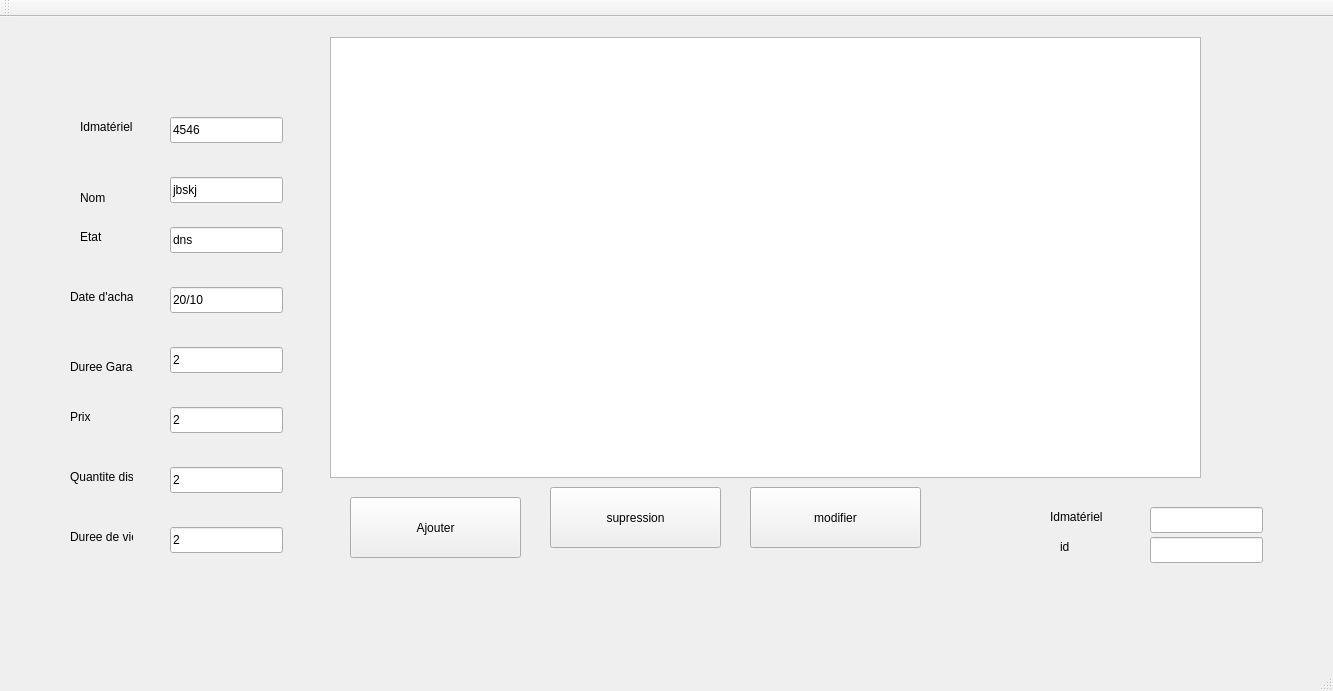
This is mainwindow.ui in GharssaAmal/amal as Qt 5 draws it before an edit. The edited form follows.
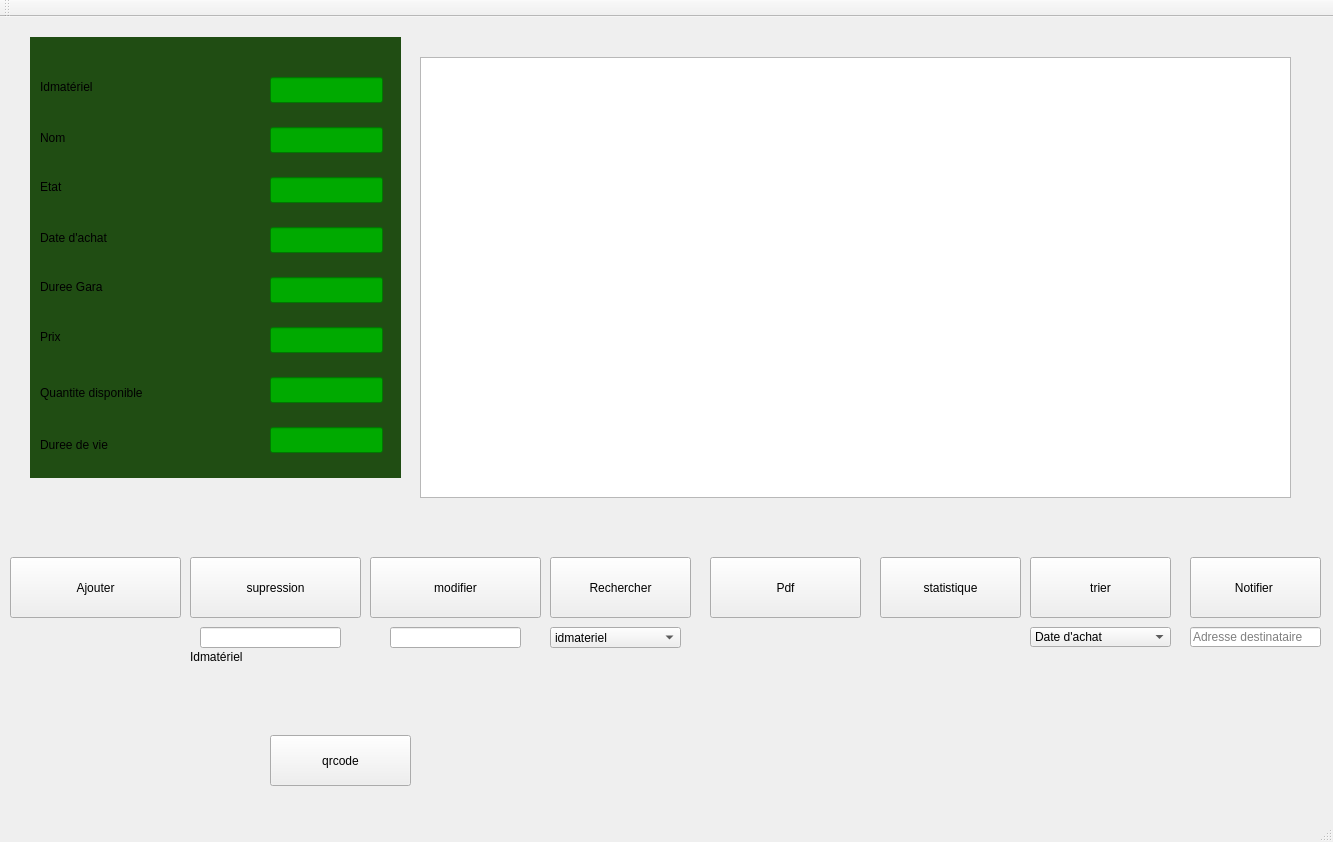
This is the edited form.

Diff of the .ui file:
```diff
--- a/mainwindow.ui
+++ b/mainwindow.ui
@@ -7,7 +7,7 @@
     <x>0</x>
     <y>0</y>
     <width>1333</width>
-    <height>691</height>
+    <height>842</height>
    </rect>
   </property>
   <property name="windowTitle">
@@ -17,12 +17,20 @@
    <widget class="QPushButton" name="ajouter_Materiel">
     <property name="geometry">
      <rect>
-      <x>350</x>
-      <y>480</y>
+      <x>10</x>
+      <y>540</y>
       <width>171</width>
       <height>61</height>
      </rect>
     </property>
+    <property name="styleSheet">
+     <string notr="true">font: 600 italic 11pt &quot;Segoe UI&quot;;
+border-color: rgb(0, 85, 0);
+border: 2px solid green; /* Définit la bordure en vert */
+    padding: 10px 20px; /* Optionnel, pour ajouter de l'espace à l'intérieur du bouton */
+    background-color: white; /* Optionnel, définit la couleur de fond du bouton */
+    color: black; /* Optio</string>
+    </property>
     <property name="text">
      <string>Ajouter</string>
     </property>
@@ -30,64 +38,91 @@
    <widget class="QLineEdit" name="id_materiel">
     <property name="geometry">
      <rect>
-      <x>170</x>
-      <y>100</y>
+      <x>270</x>
+      <y>60</y>
       <width>113</width>
       <height>26</height>
      </rect>
     </property>
+    <property name="styleSheet">
+     <string notr="true">QLineEdit{
+	color: rgb(255, 255, 255);
+	background-color: rgb(0, 170, 0);}</string>
+    </property>
     <property name="text">
-     <string>4546</string>
+     <string/>
     </property>
    </widget>
    <widget class="QLineEdit" name="nom_materiel">
     <property name="geometry">
      <rect>
-      <x>170</x>
-      <y>160</y>
+      <x>270</x>
+      <y>110</y>
       <width>113</width>
       <height>26</height>
      </rect>
     </property>
+    <property name="styleSheet">
+     <string notr="true">QTableView{
+	color: rgb(0, 170, 0);
+	background-color: rgb(170, 170, 255);}
+QLineEdit{
+	color: rgb(255, 255, 255);
+	background-color: rgb(0, 170, 0);}
+</string>
+    </property>
     <property name="text">
-     <string>jbskj</string>
+     <string/>
     </property>
    </widget>
    <widget class="QLineEdit" name="etat_materiel">
     <property name="geometry">
      <rect>
-      <x>170</x>
-      <y>210</y>
+      <x>270</x>
+      <y>160</y>
       <width>113</width>
       <height>26</height>
      </rect>
     </property>
+    <property name="styleSheet">
+     <string notr="true">QLineEdit{
+	color: rgb(255, 255, 255);
+	background-color: rgb(0, 170, 0);}</string>
+    </property>
     <property name="text">
-     <string>dns</string>
+     <string/>
     </property>
    </widget>
    <widget class="QLineEdit" name="date_achat_materiel">
     <property name="geometry">
      <rect>
-      <x>170</x>
-      <y>270</y>
+      <x>270</x>
+      <y>210</y>
       <width>113</width>
       <height>26</height>
      </rect>
     </property>
+    <property name="styleSheet">
+     <string notr="true">QLineEdit{
+	color: rgb(255, 255, 255);
+	background-color: rgb(0, 170, 0);}</string>
+    </property>
     <property name="text">
-     <string>20/10</string>
+     <string/>
     </property>
    </widget>
    <widget class="QLabel" name="label">
     <property name="geometry">
      <rect>
-      <x>80</x>
-      <y>100</y>
-      <width>63</width>
+      <x>40</x>
+      <y>60</y>
+      <width>121</width>
       <height>20</height>
      </rect>
     </property>
+    <property name="styleSheet">
+     <string notr="true">font: 900 italic 12pt &quot;Segoe UI&quot;;</string>
+    </property>
     <property name="text">
      <string>Idmatériel</string>
     </property>
@@ -95,12 +130,15 @@
    <widget class="QLabel" name="label_2">
     <property name="geometry">
      <rect>
-      <x>80</x>
-      <y>160</y>
-      <width>71</width>
+      <x>40</x>
+      <y>100</y>
+      <width>81</width>
       <height>41</height>
      </rect>
     </property>
+    <property name="styleSheet">
+     <string notr="true">font: 900 italic 12pt &quot;Segoe UI&quot;;</string>
+    </property>
     <property name="text">
      <string>Nom</string>
     </property>
@@ -108,12 +146,15 @@
    <widget class="QLabel" name="label_3">
     <property name="geometry">
      <rect>
-      <x>80</x>
-      <y>210</y>
+      <x>40</x>
+      <y>160</y>
       <width>63</width>
       <height>20</height>
      </rect>
     </property>
+    <property name="styleSheet">
+     <string notr="true">font: 900 italic 12pt &quot;Segoe UI&quot;;</string>
+    </property>
     <property name="text">
      <string>Etat</string>
     </property>
@@ -121,12 +162,15 @@
    <widget class="QLabel" name="label_4">
     <property name="geometry">
      <rect>
-      <x>70</x>
-      <y>270</y>
-      <width>63</width>
-      <height>20</height>
+      <x>40</x>
+      <y>210</y>
+      <width>151</width>
+      <height>21</height>
      </rect>
     </property>
+    <property name="styleSheet">
+     <string notr="true">font: 900 italic 12pt &quot;Segoe UI&quot;;</string>
+    </property>
     <property name="text">
      <string>Date d'achat</string>
     </property>
@@ -134,25 +178,33 @@
    <widget class="QLineEdit" name="duree_garantie_materiel">
     <property name="geometry">
      <rect>
-      <x>170</x>
-      <y>330</y>
+      <x>270</x>
+      <y>260</y>
       <width>113</width>
       <height>26</height>
      </rect>
     </property>
+    <property name="styleSheet">
+     <string notr="true">QLineEdit{
+	color: rgb(255, 255, 255);
+	background-color: rgb(0, 170, 0);}</string>
+    </property>
     <property name="text">
-     <string>2</string>
+     <string/>
     </property>
    </widget>
    <widget class="QLabel" name="label_5">
     <property name="geometry">
      <rect>
-      <x>70</x>
-      <y>340</y>
+      <x>40</x>
+      <y>260</y>
       <width>63</width>
       <height>20</height>
      </rect>
     </property>
+    <property name="styleSheet">
+     <string notr="true">font: 900 italic 12pt &quot;Segoe UI&quot;;</string>
+    </property>
     <property name="text">
      <string>Duree Garantie</string>
     </property>
@@ -160,51 +212,69 @@
    <widget class="QLineEdit" name="prix_materiel">
     <property name="geometry">
      <rect>
-      <x>170</x>
-      <y>390</y>
+      <x>270</x>
+      <y>310</y>
       <width>113</width>
       <height>26</height>
      </rect>
     </property>
+    <property name="styleSheet">
+     <string notr="true">QLineEdit{
+	color: rgb(255, 255, 255);
+	background-color: rgb(0, 170, 0);}</string>
+    </property>
     <property name="text">
-     <string>2</string>
+     <string/>
     </property>
    </widget>
    <widget class="QLineEdit" name="duree_de_vie_materiel">
     <property name="geometry">
      <rect>
-      <x>170</x>
-      <y>510</y>
+      <x>270</x>
+      <y>410</y>
       <width>113</width>
       <height>26</height>
      </rect>
     </property>
+    <property name="styleSheet">
+     <string notr="true">QLineEdit{
+	color: rgb(255, 255, 255);
+	background-color: rgb(0, 170, 0);}</string>
+    </property>
     <property name="text">
-     <string>2</string>
+     <string/>
     </property>
    </widget>
    <widget class="QLineEdit" name="quantite_materiel">
     <property name="geometry">
      <rect>
-      <x>170</x>
-      <y>450</y>
+      <x>270</x>
+      <y>360</y>
       <width>113</width>
       <height>26</height>
      </rect>
     </property>
+    <property name="styleSheet">
+     <string notr="true">QLineEdit{
+	color: rgb(255, 255, 255);
+	background-color: rgb(0, 170, 0);}</string>
+    </property>
     <property name="text">
-     <string>2</string>
+     <string/>
     </property>
    </widget>
    <widget class="QLabel" name="label_6">
     <property name="geometry">
      <rect>
-      <x>70</x>
-      <y>390</y>
+      <x>40</x>
+      <y>310</y>
       <width>63</width>
       <height>20</height>
      </rect>
     </property>
+    <property name="styleSheet">
+     <string notr="true">font: 900 italic 12pt &quot;Segoe UI&quot;;</string>
+    </property>
     <property name="text">
      <string>Prix</string>
     </property>
@@ -212,25 +282,31 @@
    <widget class="QLabel" name="label_7">
     <property name="geometry">
      <rect>
-      <x>70</x>
-      <y>450</y>
-      <width>63</width>
-      <height>20</height>
+      <x>40</x>
+      <y>360</y>
+      <width>211</width>
+      <height>31</height>
      </rect>
     </property>
+    <property name="styleSheet">
+     <string notr="true">font: 900 italic 12pt &quot;Segoe UI&quot;;</string>
+    </property>
     <property name="text">
-     <string>Quantite dispo</string>
+     <string>Quantite disponible</string>
     </property>
    </widget>
    <widget class="QLabel" name="label_8">
     <property name="geometry">
      <rect>
-      <x>70</x>
-      <y>510</y>
-      <width>63</width>
-      <height>20</height>
+      <x>40</x>
+      <y>420</y>
+      <width>201</width>
+      <height>16</height>
      </rect>
     </property>
+    <property name="styleSheet">
+     <string notr="true">font: 900 italic 12pt &quot;Segoe UI&quot;;</string>
+    </property>
     <property name="text">
      <string>Duree de vie</string>
     </property>
@@ -238,28 +314,32 @@
    <widget class="QTableView" name="affichage">
     <property name="geometry">
      <rect>
-      <x>330</x>
-      <y>20</y>
+      <x>420</x>
+      <y>40</y>
       <width>871</width>
       <height>441</height>
      </rect>
     </property>
+    <property name="styleSheet">
+     <string notr="true">
+</string>
+    </property>
    </widget>
    <widget class="QLineEdit" name="id_supp">
     <property name="geometry">
      <rect>
-      <x>1150</x>
-      <y>490</y>
-      <width>113</width>
-      <height>26</height>
+      <x>200</x>
+      <y>610</y>
+      <width>141</width>
+      <height>21</height>
      </rect>
     </property>
    </widget>
    <widget class="QLabel" name="label_9">
     <property name="geometry">
      <rect>
-      <x>1050</x>
-      <y>490</y>
+      <x>190</x>
+      <y>630</y>
       <width>63</width>
       <height>20</height>
      </rect>
@@ -271,12 +351,20 @@
    <widget class="QPushButton" name="supression_Materiel">
     <property name="geometry">
      <rect>
-      <x>550</x>
-      <y>470</y>
+      <x>190</x>
+      <y>540</y>
       <width>171</width>
       <height>61</height>
      </rect>
     </property>
+    <property name="styleSheet">
+     <string notr="true">font: 600 italic 11pt &quot;Segoe UI&quot;;
+border-color: rgb(0, 85, 0);
+border: 2px solid green; /* Définit la bordure en vert */
+    padding: 10px 20px; /* Optionnel, pour ajouter de l'espace à l'intérieur du bouton */
+    background-color: white; /* Optionnel, définit la couleur de fond du bouton */
+    color: black; /* Optio</string>
+    </property>
     <property name="text">
      <string>supression</string>
     </property>
@@ -284,39 +372,277 @@
    <widget class="QPushButton" name="modifier_Materiel">
     <property name="geometry">
      <rect>
-      <x>750</x>
-      <y>470</y>
+      <x>370</x>
+      <y>540</y>
       <width>171</width>
       <height>61</height>
      </rect>
     </property>
+    <property name="styleSheet">
+     <string notr="true">font: 600 italic 11pt &quot;Segoe UI&quot;;
+ border-color: rgb(0, 85, 0);
+border: 2px solid green; /* Définit la bordure en vert */
+    padding: 10px 20px; /* Optionnel, pour ajouter de l'espace à l'intérieur du bouton */
+    background-color: white; /* Optionnel, définit la couleur de fond du bouton */
+    color: black; /* Optio</string>
+    </property>
     <property name="text">
      <string>modifier</string>
     </property>
    </widget>
-   <widget class="QLineEdit" name="id_materiel_2">
+   <widget class="QPushButton" name="recherche">
     <property name="geometry">
      <rect>
-      <x>1150</x>
-      <y>520</y>
-      <width>113</width>
-      <height>26</height>
+      <x>550</x>
+      <y>540</y>
+      <width>141</width>
+      <height>61</height>
      </rect>
+    </property>
+    <property name="styleSheet">
+     <string notr="true">font: 600 italic 11pt &quot;Segoe UI&quot;;
+border-color: rgb(0, 85, 0);
+border: 2px solid green; /* Définit la bordure en vert */
+    padding: 10px 20px; /* Optionnel, pour ajouter de l'espace à l'intérieur du bouton */
+    background-color: white; /* Optionnel, définit la couleur de fond du bouton */
+    color: black; /* Optio</string>
+    </property>
+    <property name="text">
+     <string>Rechercher</string>
+    </property>
+   </widget>
+   <widget class="QComboBox" name="comboBox_rech">
+    <property name="geometry">
+     <rect>
+      <x>550</x>
+      <y>610</y>
+      <width>131</width>
+      <height>21</height>
+     </rect>
+    </property>
+    <item>
+     <property name="text">
+      <string>idmateriel</string>
+     </property>
+    </item>
+    <item>
+     <property name="text">
+      <string>Nom</string>
+     </property>
+    </item>
+   </widget>
+   <widget class="QLineEdit" name="id_rech">
+    <property name="geometry">
+     <rect>
+      <x>390</x>
+      <y>610</y>
+      <width>131</width>
+      <height>21</height>
+     </rect>
+    </property>
+   </widget>
+   <widget class="QPushButton" name="trier_Materiel">
+    <property name="geometry">
+     <rect>
+      <x>1030</x>
+      <y>540</y>
+      <width>141</width>
+      <height>61</height>
+     </rect>
+    </property>
+    <property name="styleSheet">
+     <string notr="true">font: 350 italic 11pt &quot;Segoe UI&quot;;
+font: 600 italic 11pt &quot;Segoe UI&quot;;
+border-color: rgb(0, 85, 0);
+border: 2px solid green; /* Définit la bordure en vert */
+    padding: 10px 20px; /* Optionnel, pour ajouter de l'espace à l'intérieur du bouton */
+    background-color: white; /* Optionnel, définit la couleur de fond du bouton */
+    color: black; /* Optio</string>
+    </property>
+    <property name="text">
+     <string>trier</string>
+    </property>
+   </widget>
+   <widget class="QComboBox" name="comboBox_trie">
+    <property name="geometry">
+     <rect>
+      <x>1030</x>
+      <y>610</y>
+      <width>141</width>
+      <height>20</height>
+     </rect>
+    </property>
+    <item>
+     <property name="text">
+      <string>Date d'achat</string>
+     </property>
+    </item>
+    <item>
+     <property name="text">
+      <string>Etat</string>
+     </property>
+    </item>
+   </widget>
+   <widget class="QPushButton" name="btnExporterPDF">
+    <property name="geometry">
+     <rect>
+      <x>710</x>
+      <y>540</y>
+      <width>151</width>
+      <height>61</height>
+     </rect>
+    </property>
+    <property name="styleSheet">
+     <string notr="true">font: 600 italic 11pt &quot;Segoe UI&quot;;
+border-color: rgb(0, 85, 0);
+border: 2px solid green; /* Définit la bordure en vert */
+    padding: 10px 20px; /* Optionnel, pour ajouter de l'espace à l'intérieur du bouton */
+    background-color: white; /* Optionnel, définit la couleur de fond du bouton */
+    color: black; /* Optio</string>
+    </property>
+    <property name="text">
+     <string>Pdf</string>
+    </property>
+   </widget>
+   <widget class="QPushButton" name="statsButton">
+    <property name="geometry">
+     <rect>
+      <x>880</x>
+      <y>540</y>
+      <width>141</width>
+      <height>61</height>
+     </rect>
+    </property>
+    <property name="styleSheet">
+     <string notr="true">font: 600 italic 11pt &quot;Segoe UI&quot;;
+border-color: rgb(0, 85, 0);
+border: 2px solid green; /* Définit la bordure en vert */
+    padding: 10px 20px; /* Optionnel, pour ajouter de l'espace à l'intérieur du bouton */
+    background-color: white; /* Optionnel, définit la couleur de fond du bouton */
+    color: black; /* Optio</string>
+    </property>
+    <property name="text">
+     <string>statistique</string>
+    </property>
+   </widget>
+   <widget class="QLineEdit" name="dest">
+    <property name="geometry">
+     <rect>
+      <x>1190</x>
+      <y>610</y>
+      <width>131</width>
+      <height>20</height>
+     </rect>
+    </property>
+    <property name="placeholderText">
+     <string>Adresse destinataire </string>
+    </property>
+   </widget>
+   <widget class="QPushButton" name="mail">
+    <property name="geometry">
+     <rect>
+      <x>1190</x>
+      <y>540</y>
+      <width>131</width>
+      <height>61</height>
+     </rect>
+    </property>
+    <property name="styleSheet">
+     <string notr="true">font: 600 italic 11pt &quot;Segoe UI&quot;;
+border-color: rgb(0, 85, 0);
+border: 2px solid green; /* Définit la bordure en vert */
+    padding: 10px 20px; /* Optionnel, pour ajouter de l'espace à l'intérieur du bouton */
+    background-color: white; /* Optionnel, définit la couleur de fond du bouton */
+    color: black; /* Optio</string>
+    </property>
+    <property name="text">
+     <string>Notifier </string>
+    </property>
+   </widget>
+   <widget class="QLabel" name="qrcodeLabel">
+    <property name="geometry">
+     <rect>
+      <x>150</x>
+      <y>670</y>
+      <width>91</width>
+      <height>91</height>
+     </rect>
+    </property>
+    <property name="text">
+     <string/>
+    </property>
+   </widget>
+   <widget class="QPushButton" name="qrcodegen">
+    <property name="geometry">
+     <rect>
+      <x>270</x>
+      <y>718</y>
+      <width>141</width>
+      <height>51</height>
+     </rect>
+    </property>
+    <property name="styleSheet">
+     <string notr="true">font: 600 italic 11pt &quot;Segoe UI&quot;;
+border-color: rgb(0, 85, 0);
+border: 2px solid green; /* Définit la bordure en vert */
+    padding: 10px 20px; /* Optionnel, pour ajouter de l'espace à l'intérieur du bouton */
+    background-color: white; /* Optionnel, définit la couleur de fond du bouton */
+    color: black; /* Optio</string>
+    </property>
+    <property name="text">
+     <string>qrcode</string>
     </property>
    </widget>
    <widget class="QLabel" name="label_10">
     <property name="geometry">
      <rect>
-      <x>1060</x>
-      <y>520</y>
-      <width>63</width>
-      <height>20</height>
+      <x>30</x>
+      <y>20</y>
+      <width>371</width>
+      <height>441</height>
      </rect>
     </property>
+    <property name="styleSheet">
+     <string notr="true">background-color: rgb(32, 77, 19);</string>
+    </property>
     <property name="text">
-     <string>id</string>
+     <string/>
     </property>
    </widget>
+   <zorder>affichage</zorder>
+   <zorder>label_10</zorder>
+   <zorder>ajouter_Materiel</zorder>
+   <zorder>id_materiel</zorder>
+   <zorder>nom_materiel</zorder>
+   <zorder>etat_materiel</zorder>
+   <zorder>date_achat_materiel</zorder>
+   <zorder>label</zorder>
+   <zorder>label_2</zorder>
+   <zorder>label_3</zorder>
+   <zorder>label_4</zorder>
+   <zorder>duree_garantie_materiel</zorder>
+   <zorder>label_5</zorder>
+   <zorder>prix_materiel</zorder>
+   <zorder>duree_de_vie_materiel</zorder>
+   <zorder>quantite_materiel</zorder>
+   <zorder>label_6</zorder>
+   <zorder>label_7</zorder>
+   <zorder>label_8</zorder>
+   <zorder>id_supp</zorder>
+   <zorder>label_9</zorder>
+   <zorder>supression_Materiel</zorder>
+   <zorder>modifier_Materiel</zorder>
+   <zorder>recherche</zorder>
+   <zorder>comboBox_rech</zorder>
+   <zorder>id_rech</zorder>
+   <zorder>trier_Materiel</zorder>
+   <zorder>comboBox_trie</zorder>
+   <zorder>btnExporterPDF</zorder>
+   <zorder>statsButton</zorder>
+   <zorder>dest</zorder>
+   <zorder>mail</zorder>
+   <zorder>qrcodeLabel</zorder>
+   <zorder>qrcodegen</zorder>
   </widget>
   <widget class="QMenuBar" name="menuBar">
    <property name="geometry">
```
